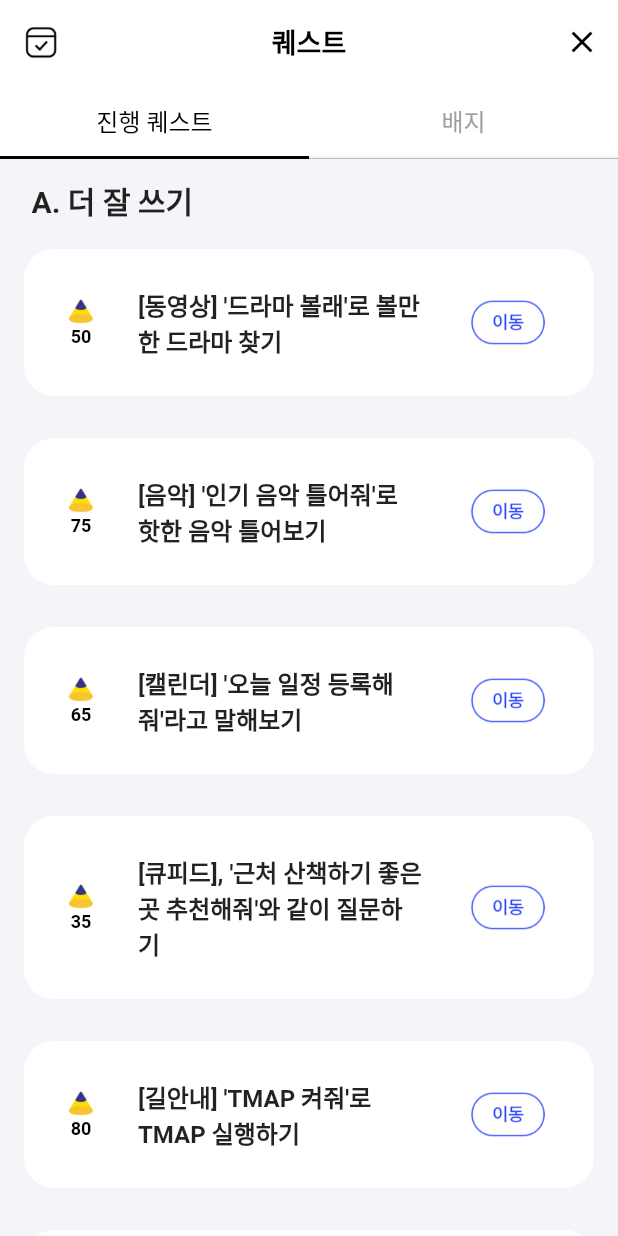
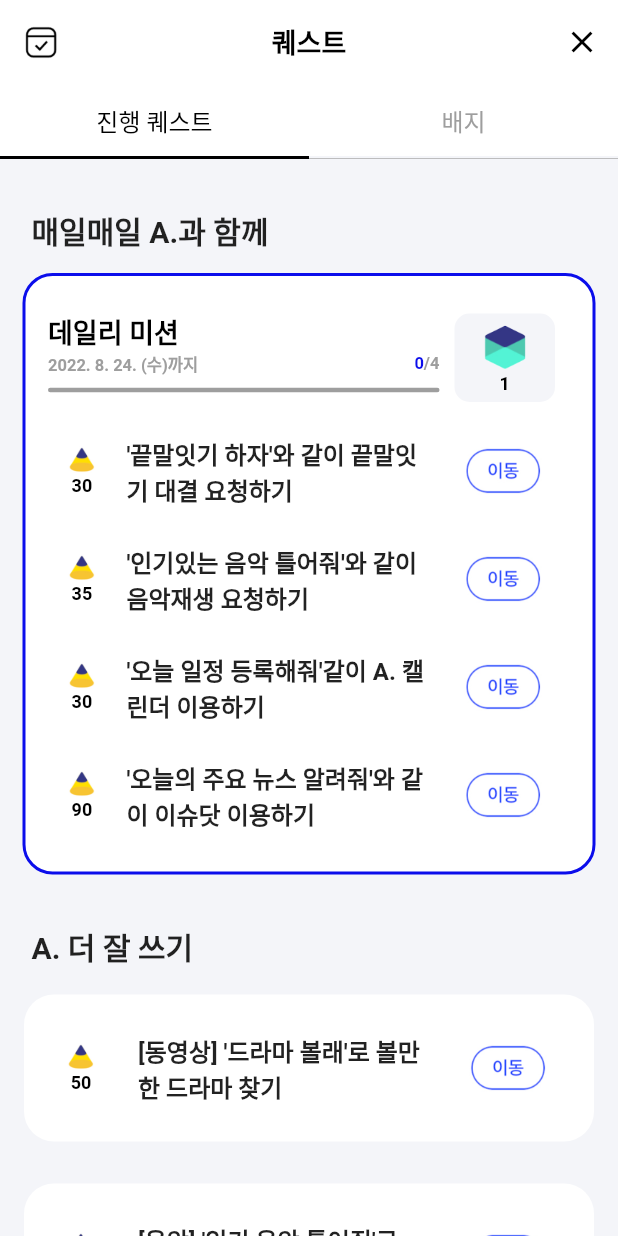
Before and after one commit to SKT-Phoenix/Phoenix, a Flutter app: the Quest screen opened by its route, on a phone screen of 412 x 824 dp. Run offline on Flutter 3.47's test engine with Material 2 defaults, Android fonts, the phone set to English and light mode, and no system bars; our stand-ins replace get.

Commit message:
[Quest] UX/UI Clone Copy Done.

```diff
--- a/phoenix/lib/menu/quest.dart
+++ b/phoenix/lib/menu/quest.dart
@@ -52,8 +52,9 @@ class _QuestState extends State<Quest> {
               child: SizedBox(),
             ),
           ),
+          QuestTitle("매일매일 A.과 함께"),
+          QuestDailyContents(dailycontents.length),
           QuestTitle("A. 더 잘 쓰기"),
-          // QuestSubContent(1)
           QuestSubContent(subcontents.length)
         ],
       ),
@@ -130,12 +131,16 @@ class _QuestState extends State<Quest> {
   Widget QuestTitle(String string) {
     return SliverList(
       delegate: SliverChildBuilderDelegate(
-          (context, index) => ListTile(
-                title: Padding(
-                  padding: const EdgeInsets.symmetric(horizontal: 5.0),
-                  child: Text(
-                    string,
-                    style: TextStyle(fontSize: 20, fontWeight: FontWeight.bold),
+          (context, index) => Container(
+                padding: EdgeInsets.only(top: 20),
+                child: ListTile(
+                  title: Padding(
+                    padding: const EdgeInsets.only(left: 5.0, right: 5.0),
+                    child: Text(
+                      string,
+                      style:
+                          TextStyle(fontSize: 20, fontWeight: FontWeight.bold),
+                    ),
                   ),
                 ),
               ),
@@ -151,7 +156,7 @@ class _QuestState extends State<Quest> {
     "[길안내] 'TMAP 켜줘'로 TMAP 실행하기",
     "[날씨] '날씨 알려줘'와 같이 날씨 확인하기",
   ];
-  final List<String> pointcontents = ["50", "75", "65", "35", "80", "70"];
+  final List<String> pointsubcontents = ["50", "75", "65", "35", "80", "70"];
   Widget QuestSubContent(int count) {
     return SliverList(
       delegate: SliverChildBuilderDelegate(
@@ -174,7 +179,7 @@ class _QuestState extends State<Quest> {
                               width: 20,
                             ),
                             Text(
-                              pointcontents[index],
+                              pointsubcontents[index],
                               style: TextStyle(
                                   color: Colors.black,
                                   fontSize: 12,
@@ -204,4 +209,149 @@ class _QuestState extends State<Quest> {
           childCount: count),
     );
   }
+
+  final List<String> dailycontents = [
+    "'끝말잇기 하자'와 같이 끝말잇기 대결 요청하기",
+    "'인기있는 음악 틀어줘'와 같이 음악재생 요청하기",
+    "'오늘 일정 등록해줘'같이 A. 캘린더 이용하기",
+    "'오늘의 주요 뉴스 알려줘'와 같이 이슈닷 이용하기"
+  ];
+  final List<String> pointdailycontents = ["30", "35", "30", "90"];
+  Widget QuestDailyContents(int count) {
+    return SliverList(
+      delegate: SliverChildBuilderDelegate(
+          (context, index) => Padding(
+                padding: const EdgeInsets.symmetric(horizontal: 15),
+                child: Container(
+                  padding: EdgeInsets.symmetric(vertical: 15),
+                  decoration: BoxDecoration(
+                    color: Colors.white,
+                    borderRadius: BorderRadius.circular(20),
+                    border: Border.all(
+                      width: 2,
+                      color: Custom_Utils().Colors_SKT_Blue(),
+                    ),
+                  ),
+                  child: Column(
+                    children: [
+                      QuestDailyTitle(),
+                      QuestDailyContent(0),
+                      QuestDailyContent(1),
+                      QuestDailyContent(2),
+                      QuestDailyContent(3),
+                    ],
+                  ),
+                ),
+              ),
+          childCount: 1),
+    );
+  }
+
+  Widget QuestDailyTitle() {
+    return Padding(
+      padding: const EdgeInsets.symmetric(horizontal: 15),
+      child: Row(
+        children: [
+          Expanded(
+            flex: 6,
+            child: Column(
+              children: [
+                Container(
+                    alignment: Alignment.centerLeft,
+                    child: QuestText("데일리 미션", Colors.black, 18)),
+                Row(
+                  children: [
+                    QuestText("2022. 8. 24. (수)까지", Colors.grey, 11),
+                    Expanded(child: SizedBox()),
+                    QuestText("0", Custom_Utils().Colors_SKT_Blue(), 11),
+                    QuestText("/${dailycontents.length}", Colors.grey, 11)
+                  ],
+                ),
+                Padding(
+                  padding: const EdgeInsets.symmetric(vertical: 8.0),
+                  child: Container(
+                    width: double.infinity,
+                    height: 3,
+                    decoration: BoxDecoration(
+                      color: Colors.grey,
+                      borderRadius: BorderRadius.circular(50),
+                    ),
+                  ),
+                )
+              ],
+            ),
+          ),
+          Expanded(
+            flex: 2,
+            child: Padding(
+              padding: const EdgeInsets.symmetric(vertical: 10, horizontal: 10),
+              child: Container(
+                decoration: BoxDecoration(
+                  color: Custom_Utils().Colors_SKT_Background(),
+                  borderRadius: BorderRadius.circular(10),
+                ),
+                padding: EdgeInsets.symmetric(vertical: 5),
+                child: Column(
+                  children: [
+                    Container(
+                        height: 35, child: Image.asset("assets/cube2.png")),
+                    QuestText("1", Colors.black, 12)
+                  ],
+                ),
+              ),
+            ),
+          )
+        ],
+      ),
+    );
+  }
+
+  Widget QuestText(String name, Color color, double size) {
+    return Text(
+      name,
+      style:
+          TextStyle(color: color, fontSize: size, fontWeight: FontWeight.bold),
+    );
+  }
+
+  Widget QuestDailyContent(int index) {
+    return ListTile(
+      title: Row(children: [
+        Expanded(
+          flex: 2,
+          child: Column(
+            children: [
+              Image.asset(
+                "assets/con.png",
+                width: 20,
+              ),
+              Text(
+                pointdailycontents[index],
+                style: TextStyle(
+                    color: Colors.black,
+                    fontSize: 12,
+                    fontWeight: FontWeight.bold),
+              )
+            ],
+          ),
+        ),
+        Expanded(
+          flex: 10,
+          child: Padding(
+            padding: const EdgeInsets.all(8.0),
+            child: Text(
+              dailycontents[index],
+              style: TextStyle(fontSize: 16, fontWeight: FontWeight.bold),
+            ),
+          ),
+        ),
+        Expanded(
+            flex: 4,
+            child: IconButton(
+              icon: Image.asset("assets/move.png"),
+              onPressed: () {},
+            )),
+      ]),
+    );
+  }
 }
```
Also changed, not shown: phoenix/assets/cube2.png (added).
